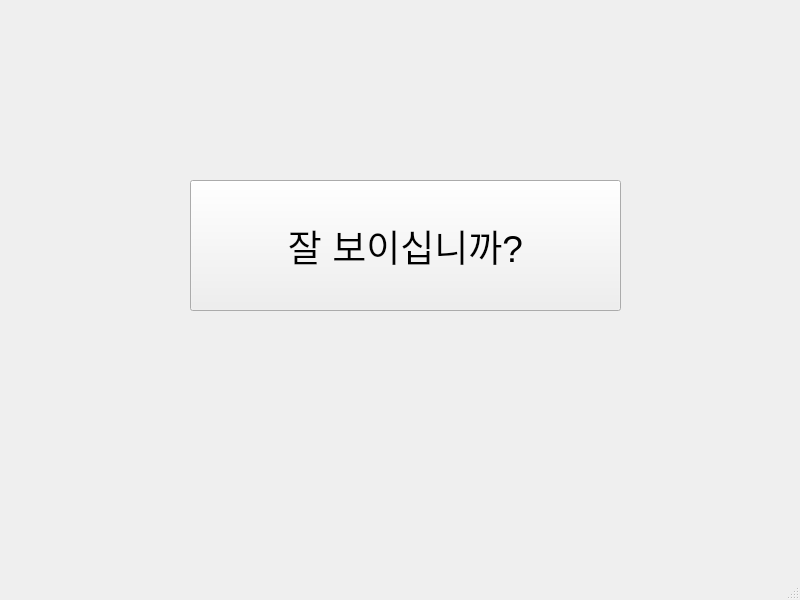
Before: the Qt Designer form gui_ml/mainwindow.ui in sejinhwang97ko/ubion_ml, drawn with Qt 5.
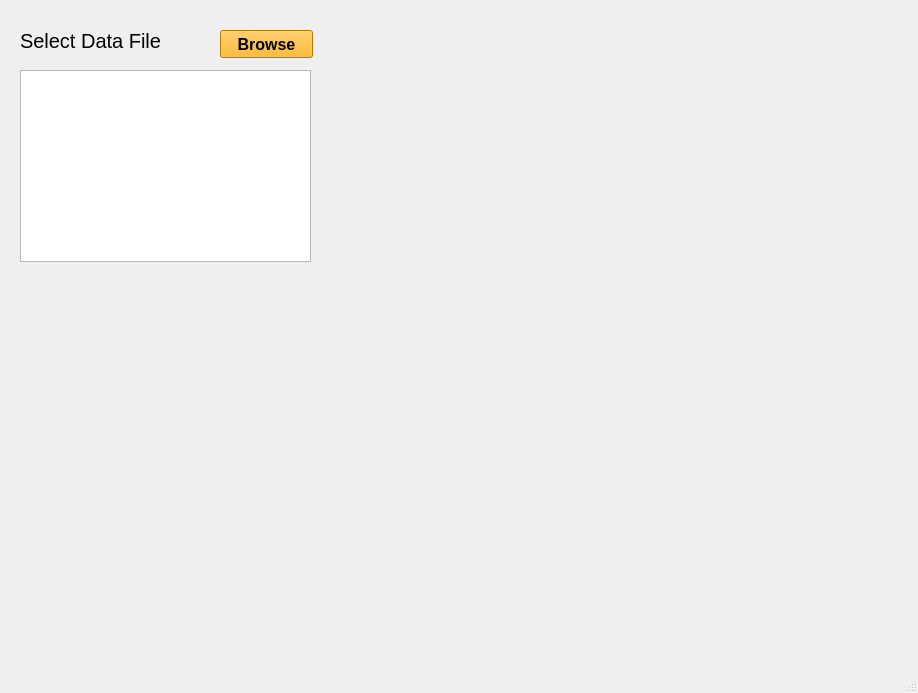
After: the same form once the commit is applied.

The edit to the form file:
```diff
--- a/gui_ml/mainwindow.ui
+++ b/gui_ml/mainwindow.ui
@@ -6,30 +6,64 @@
    <rect>
     <x>0</x>
     <y>0</y>
-    <width>800</width>
-    <height>600</height>
+    <width>918</width>
+    <height>693</height>
    </rect>
   </property>
   <property name="windowTitle">
    <string>MainWindow</string>
   </property>
   <widget class="QWidget" name="centralwidget">
-   <widget class="QPushButton" name="pushButton">
+   <widget class="QLabel" name="label">
     <property name="geometry">
      <rect>
-      <x>190</x>
-      <y>180</y>
-      <width>431</width>
-      <height>131</height>
+      <x>20</x>
+      <y>20</y>
+      <width>191</width>
+      <height>41</height>
      </rect>
     </property>
     <property name="font">
      <font>
-      <pointsize>28</pointsize>
+      <pointsize>15</pointsize>
      </font>
     </property>
     <property name="text">
-     <string>잘 보이십니까?</string>
+     <string>Select Data File</string>
+    </property>
+   </widget>
+   <widget class="QPushButton" name="Browse">
+    <property name="geometry">
+     <rect>
+      <x>220</x>
+      <y>30</y>
+      <width>93</width>
+      <height>28</height>
+     </rect>
+    </property>
+    <property name="font">
+     <font>
+      <pointsize>12</pointsize>
+      <weight>75</weight>
+      <bold>true</bold>
+      <underline>false</underline>
+     </font>
+    </property>
+    <property name="styleSheet">
+     <string notr="true">background-color: rgb(255, 170, 0);</string>
+    </property>
+    <property name="text">
+     <string>Browse</string>
+    </property>
+   </widget>
+   <widget class="QListWidget" name="column_list">
+    <property name="geometry">
+     <rect>
+      <x>20</x>
+      <y>70</y>
+      <width>291</width>
+      <height>192</height>
+     </rect>
     </property>
    </widget>
   </widget>
```
Left out of the diff: 2 changed lines with no effect on the pictures.
